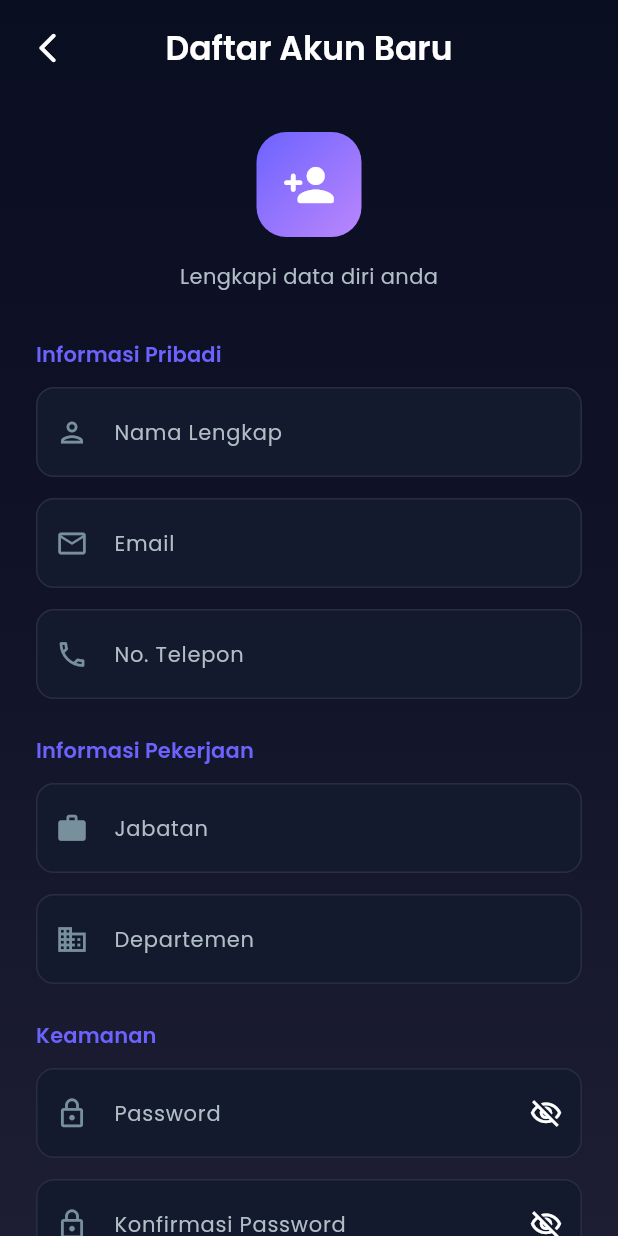
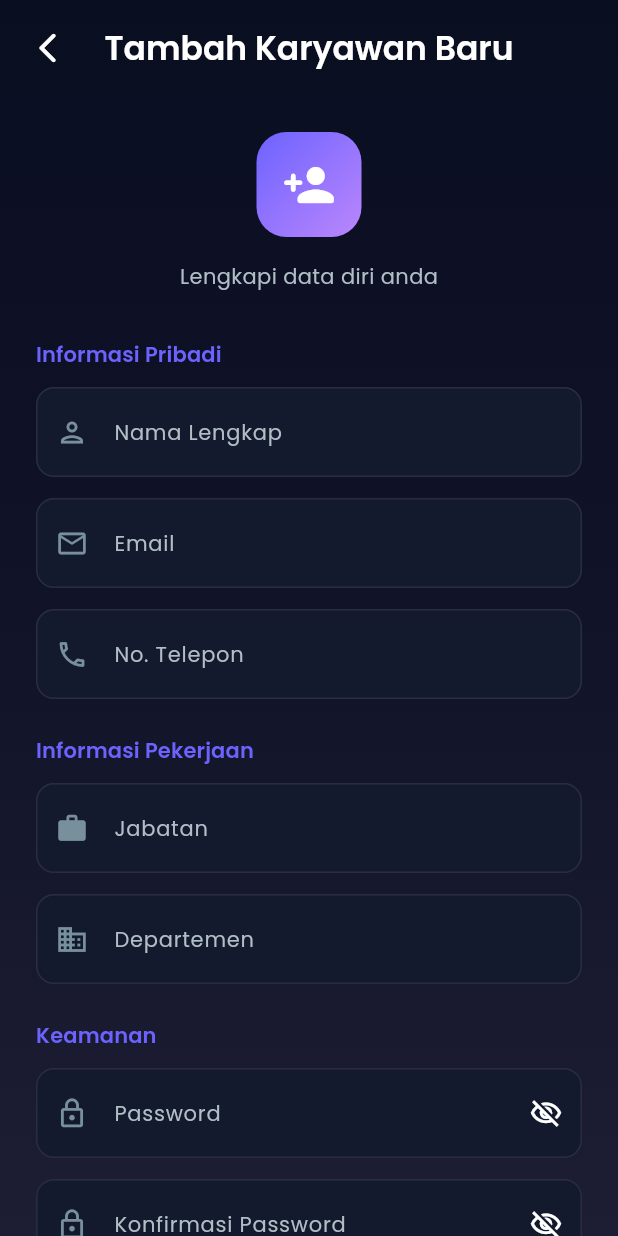
Before and after one commit to Aiainunn/Absensi_Karyawan, a Flutter app: the EmployeeListScreen screen opened directly, after a tap on "Tambah Karyawan", on a phone screen of 412 x 824 dp. Run offline on Flutter 3.47's test engine with Material 3 defaults, Android fonts, the phone set to English and light mode, and no system bars; our stand-ins replace cloud_firestore, firebase_auth, firebase_core, google_fonts, image_picker, local_auth and 1 more; accounts and stored records are empty.

Commit message:
benerin bagian admin -aku

```diff
--- a/lib/screens/admin/employee_list_screen.dart
+++ b/lib/screens/admin/employee_list_screen.dart
@@ -36,7 +36,9 @@ class _EmployeeListScreenState extends State<EmployeeListScreen> {
         onPressed: () {
           Navigator.push(
             context,
-            MaterialPageRoute(builder: (_) => const RegisterScreen()),
+            MaterialPageRoute(
+              builder: (_) => const RegisterScreen(isAdminMode: true),
+            ),
           );
         },
         backgroundColor: AppTheme.primaryBlue,
--- a/lib/screens/auth/register_screen.dart
+++ b/lib/screens/auth/register_screen.dart
@@ -7,7 +7,9 @@ import '../../providers/admin_provider.dart';
 import '../../widgets/custom_button.dart';
 
 class RegisterScreen extends StatefulWidget {
-  const RegisterScreen({super.key});
+  final bool isAdminMode;
+
+  const RegisterScreen({super.key, this.isAdminMode = false});
 
   @override
   State<RegisterScreen> createState() => _RegisterScreenState();
@@ -57,10 +59,15 @@ class _RegisterScreenState extends State<RegisterScreen>
   Future<void> _handleRegister() async {
     if (!_formKey.currentState!.validate()) return;
 
+    final authProvider = context.read<AuthProvider>();
+    final isAdmin = widget.isAdminMode || authProvider.isAdmin;
+
+    // Hanya reset provider jika ini registrasi publik / guest, bukan admin menambah karyawan
+    if (!isAdmin) {
       context.read<AttendanceProvider>().reset();
       context.read<AdminProvider>().reset();
+    }
 
-    final authProvider = context.read<AuthProvider>();
     final success = await authProvider.register(
       email: _emailController.text.trim(),
       password: _passwordController.text,
@@ -68,20 +75,28 @@ class _RegisterScreenState extends State<RegisterScreen>
       phone: _phoneController.text.trim(),
       position: _positionController.text.trim(),
       department: _departmentController.text.trim(),
+      autoLogin: !isAdmin,
     );
 
     if (mounted) {
       if (success) {
-        if (authProvider.currentUser != null) {
-          context.read<AttendanceProvider>().initialize(authProvider.currentUser!.uid);
-        }
+        if (isAdmin) {
           ScaffoldMessenger.of(context).showSnackBar(
-          const SnackBar(
-            content: Text('Registrasi berhasil! 🎉'),
+            SnackBar(
+              content: Text('Karyawan ${_nameController.text.trim()} berhasil ditambahkan! 🎉'),
               backgroundColor: AppTheme.accentGreen,
             ),
           );
           Navigator.pop(context);
+        } else {
+          ScaffoldMessenger.of(context).showSnackBar(
+            const SnackBar(
+              content: Text('Registrasi berhasil! Silakan masuk dengan akun Anda. 🎉'),
+              backgroundColor: AppTheme.accentGreen,
+            ),
+          );
+          Navigator.pop(context);
+        }
       } else {
         ScaffoldMessenger.of(context).showSnackBar(
           SnackBar(
@@ -123,7 +138,7 @@ class _RegisterScreenState extends State<RegisterScreen>
                     ),
                     const Spacer(),
                     Text(
-                      'Daftar Akun Baru',
+                      widget.isAdminMode ? 'Tambah Karyawan Baru' : 'Daftar Akun Baru',
                       style: Theme.of(context).textTheme.titleLarge,
                     ),
                     const Spacer(),
@@ -387,8 +402,12 @@ class _RegisterScreenState extends State<RegisterScreen>
                           Consumer<AuthProvider>(
                             builder: (context, auth, _) {
                               return GradientButton(
-                                text: 'Daftar',
-                                icon: Icons.how_to_reg_rounded,
+                                text: widget.isAdminMode
+                                    ? 'Simpan Karyawan'
+                                    : 'Daftar',
+                                icon: widget.isAdminMode
+                                    ? Icons.person_add_rounded
+                                    : Icons.how_to_reg_rounded,
                                 isLoading: auth.isLoading,
                                 gradient: AppTheme.purpleGradient,
                                 onPressed: _handleRegister,
@@ -397,7 +416,8 @@ class _RegisterScreenState extends State<RegisterScreen>
                           ),
                           const SizedBox(height: 16),
 
-                          // Login link
+                          // Login link (hanya tampil jika bukan di dalam mode admin)
+                          if (!widget.isAdminMode)
                             Center(
                               child: Row(
                                 mainAxisAlignment: MainAxisAlignment.center,
```
Also changed, not shown: lib/providers/auth_provider.dart (+6 -2 lines). Lines whose indentation alone changed are shown as unchanged.
